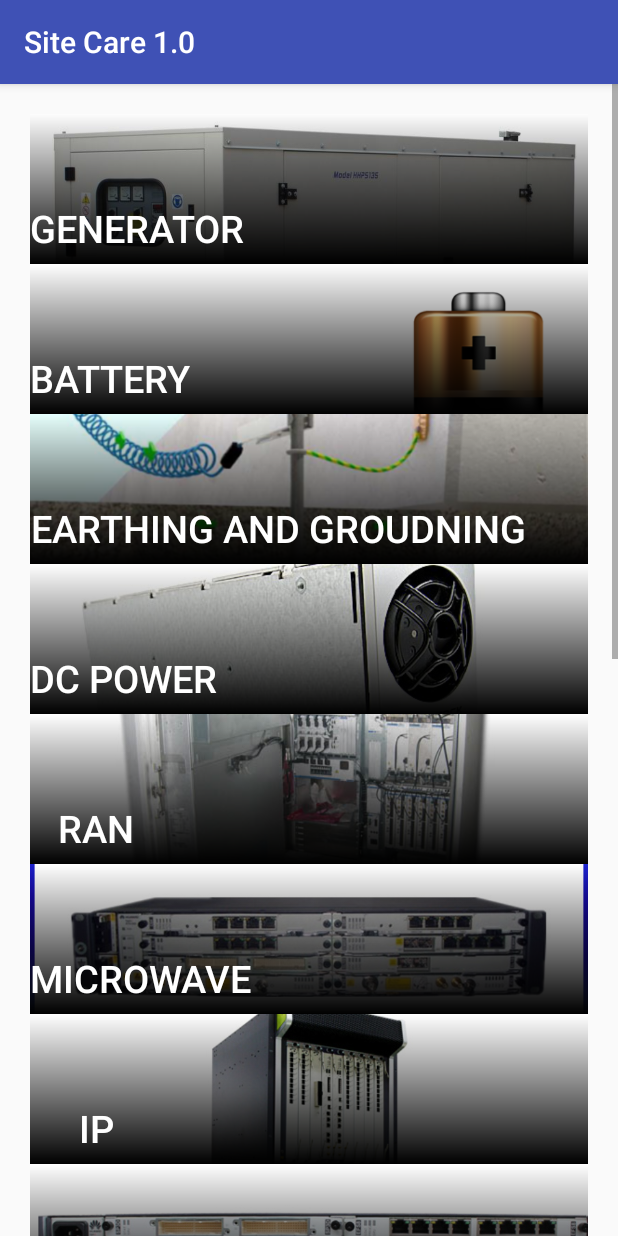
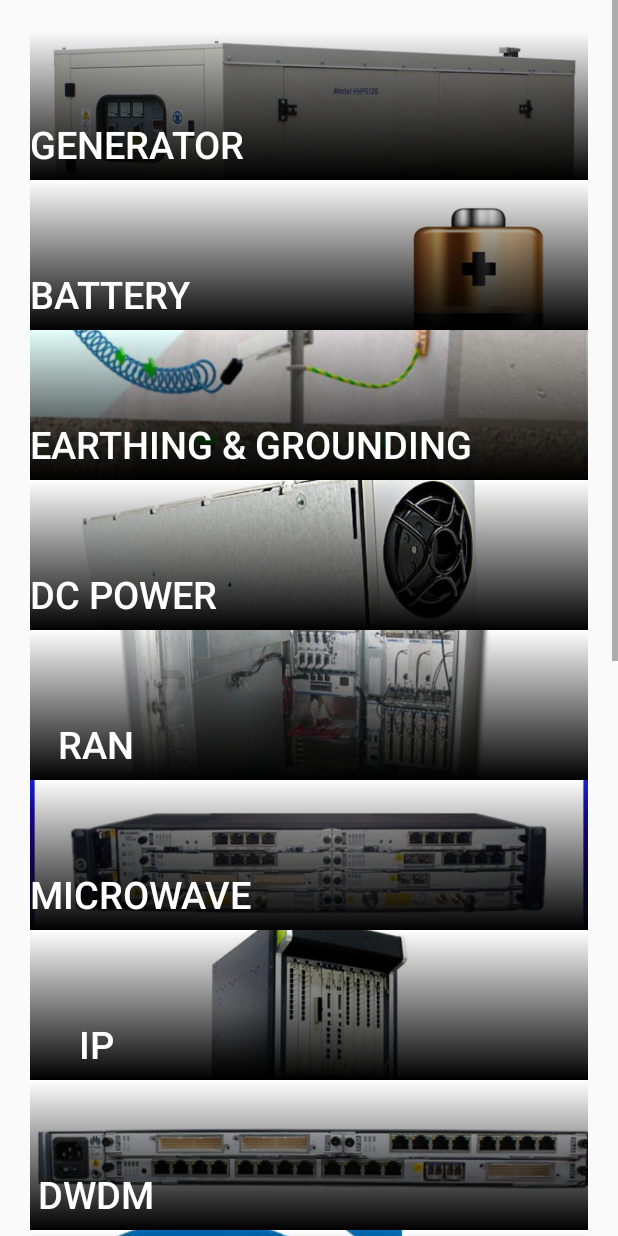
Before and after one commit to blastering66/RCS-SCC, an Android app: the MainActivity_Button screen opened directly, with no data from a screen before it, on a phone screen of 412 x 824 dp. Run offline under Robolectric (Android 15) with nearby library versions, the phone set to English and light mode, and no system bars.

Commit message:
ubah menuutama 2

```diff
--- a/app/src/main/java/id/ols/sitecare/MainActivity_Button.java
+++ b/app/src/main/java/id/ols/sitecare/MainActivity_Button.java
@@ -11,7 +11,7 @@ import android.widget.Toast;
  * Created by macbook on 4/3/16.
  */
 public class MainActivity_Button extends AppCompatActivity implements View.OnClickListener {
-    Button btn_generator, btn_battery, btn_earthing, btn_dc_power, btn_ran, btn_microwave, btn_ip,
+    View btn_generator, btn_battery, btn_earthing, btn_dc_power, btn_ran, btn_microwave, btn_ip,
             btn_dwdm, btn_superwifi, btn_mpls, btn_vsat, btn_midi, btn_gpon, btn_coolingcabinet, btn_additional;
 
     @Override
@@ -19,21 +19,23 @@ public class MainActivity_Button extends AppCompatActivity implements View.OnCli
         super.onCreate(savedInstanceState);
         setContentView(R.layout.activity_menuutama);
 
-        btn_generator = (Button) findViewById(R.id.btn_generator);
-        btn_battery = (Button) findViewById(R.id.btn_battery);
-        btn_earthing = (Button) findViewById(R.id.btn_earthing);
-        btn_dc_power = (Button) findViewById(R.id.btn_dc_power);
-        btn_ran = (Button) findViewById(R.id.btn_ran);
-        btn_microwave = (Button) findViewById(R.id.btn_microwave);
-        btn_ip = (Button) findViewById(R.id.btn_ip);
-        btn_dwdm = (Button) findViewById(R.id.btn_dwdm);
-        btn_superwifi = (Button) findViewById(R.id.btn_superwifi);
-        btn_mpls = (Button) findViewById(R.id.btn_mpls);
-        btn_vsat = (Button) findViewById(R.id.btn_vsat);
-        btn_midi = (Button) findViewById(R.id.btn_midi);
-        btn_gpon = (Button) findViewById(R.id.btn_gpon);
-        btn_coolingcabinet = (Button) findViewById(R.id.btn_coolingcabinet);
-        btn_additional = (Button) findViewById(R.id.btn_additional);
+        getSupportActionBar().hide();
+
+        btn_generator = (View) findViewById(R.id.btn_generator);
+        btn_battery = (View) findViewById(R.id.btn_battery);
+        btn_earthing = (View) findViewById(R.id.btn_earthing);
+        btn_dc_power = (View) findViewById(R.id.btn_dc_power);
+        btn_ran = (View) findViewById(R.id.btn_ran);
+        btn_microwave = (View) findViewById(R.id.btn_microwave);
+        btn_ip = (View) findViewById(R.id.btn_ip);
+        btn_dwdm = (View) findViewById(R.id.btn_dwdm);
+        btn_superwifi = (View) findViewById(R.id.btn_superwifi);
+        btn_mpls = (View) findViewById(R.id.btn_mpls);
+        btn_vsat = (View) findViewById(R.id.btn_vsat);
+        btn_midi = (View) findViewById(R.id.btn_midi);
+        btn_gpon = (View) findViewById(R.id.btn_gpon);
+        btn_coolingcabinet = (View) findViewById(R.id.btn_coolingcabinet);
+        btn_additional = (View) findViewById(R.id.btn_additional);
 
         btn_generator.setOnClickListener(this);
         btn_battery.setOnClickListener(this);
--- a/app/src/main/res/layout/activity_menuutama.xml
+++ b/app/src/main/res/layout/activity_menuutama.xml
@@ -10,6 +10,7 @@
         android:layout_height="wrap_content">
 
         <RelativeLayout
+            android:id="@+id/btn_generator"
             android:layout_height="100dp"
             android:layout_width="match_parent">
 
@@ -27,7 +28,7 @@
             <Button
                 android:layout_alignParentBottom="true"
                 android:layout_alignParentLeft="true"
-                android:id="@+id/btn_generator"
+
                 android:text="Generator"
                 android:textSize="@dimen/big"
                 android:textColor="@color/color_text_light"
@@ -37,6 +38,7 @@
         </RelativeLayout>
 
         <RelativeLayout
+            android:id="@+id/btn_battery"
             android:layout_height="100dp"
             android:layout_width="match_parent">
 
@@ -54,7 +56,7 @@
             <Button
                 android:layout_alignParentBottom="true"
                 android:layout_alignParentLeft="true"
-                android:id="@+id/btn_battery"
+
                 android:text="Battery"
                 android:textSize="@dimen/big"
                 android:textColor="@color/color_text_light"
@@ -65,6 +67,7 @@
 
 
         <RelativeLayout
+            android:id="@+id/btn_earthing"
             android:layout_height="100dp"
             android:layout_width="match_parent">
 
@@ -82,8 +85,8 @@
             <Button
                 android:layout_alignParentBottom="true"
                 android:layout_alignParentLeft="true"
-                android:id="@+id/btn_earthing"
-                android:text="Earthing and Groudning"
+
+                android:text="@string/label_earthing"
                 android:textSize="@dimen/big"
                 android:textColor="@color/color_text_light"
                 android:background="@android:color/transparent"
@@ -93,6 +96,7 @@
 
 
         <RelativeLayout
+            android:id="@+id/btn_dc_power"
             android:layout_height="100dp"
             android:layout_width="match_parent">
 
@@ -110,7 +114,7 @@
             <Button
                 android:layout_alignParentBottom="true"
                 android:layout_alignParentLeft="true"
-                android:id="@+id/btn_dc_power"
+
                 android:text="DC Power"
                 android:textSize="@dimen/big"
                 android:textColor="@color/color_text_light"
@@ -121,6 +125,7 @@
 
 
         <RelativeLayout
+            android:id="@+id/btn_ran"
             android:layout_height="100dp"
             android:layout_width="match_parent">
 
@@ -138,7 +143,7 @@
             <Button
                 android:layout_alignParentBottom="true"
                 android:layout_alignParentLeft="true"
-                android:id="@+id/btn_ran"
+
                 android:text="RAN"
                 android:textSize="@dimen/big"
                 android:textColor="@color/color_text_light"
@@ -149,6 +154,7 @@
 
 
         <RelativeLayout
+            android:id="@+id/btn_microwave"
             android:layout_height="100dp"
             android:layout_width="match_parent">
 
@@ -166,7 +172,7 @@
             <Button
                 android:layout_alignParentBottom="true"
                 android:layout_alignParentLeft="true"
-                android:id="@+id/btn_microwave"
+
                 android:text="Microwave"
                 android:textSize="@dimen/big"
                 android:textColor="@color/color_text_light"
@@ -177,6 +183,7 @@
 
 
         <RelativeLayout
+            android:id="@+id/btn_ip"
             android:layout_height="100dp"
             android:layout_width="match_parent">
 
@@ -194,7 +201,7 @@
             <Button
                 android:layout_alignParentBottom="true"
                 android:layout_alignParentLeft="true"
-                android:id="@+id/btn_ip"
+
                 android:text="IP"
                 android:textSize="@dimen/big"
                 android:textColor="@color/color_text_light"
@@ -205,6 +212,7 @@
 
 
         <RelativeLayout
+            android:id="@+id/btn_dwdm"
             android:layout_height="100dp"
             android:layout_width="match_parent">
 
@@ -222,7 +230,7 @@
             <Button
                 android:layout_alignParentBottom="true"
                 android:layout_alignParentLeft="true"
-                android:id="@+id/btn_dwdm"
+
                 android:text="DWDM"
                 android:textSize="@dimen/big"
                 android:textColor="@color/color_text_light"
@@ -232,6 +240,7 @@
         </RelativeLayout>
 
         <RelativeLayout
+            android:id="@+id/btn_superwifi"
             android:layout_height="100dp"
             android:layout_width="match_parent">
 
@@ -249,7 +258,7 @@
             <Button
                 android:layout_alignParentBottom="true"
                 android:layout_alignParentLeft="true"
-                android:id="@+id/btn_superwifi"
+
                 android:text="SuperWifi"
                 android:textSize="@dimen/big"
                 android:textColor="@color/color_text_light"
@@ -259,6 +268,7 @@
         </RelativeLayout>
 
         <RelativeLayout
+            android:id="@+id/btn_mpls"
             android:layout_height="100dp"
             android:layout_width="match_parent">
 
@@ -276,7 +286,7 @@
             <Button
                 android:layout_alignParentBottom="true"
                 android:layout_alignParentLeft="true"
-                android:id="@+id/btn_mpls"
+
                 android:text="MPLS"
                 android:textSize="@dimen/big"
                 android:textColor="@color/color_text_light"
@@ -287,6 +297,7 @@
 
 
         <RelativeLayout
+            android:id="@+id/btn_vsat"
             android:layout_height="100dp"
             android:layout_width="match_parent">
 
@@ -304,7 +315,7 @@
             <Button
                 android:layout_alignParentBottom="true"
                 android:layout_alignParentLeft="true"
-                android:id="@+id/btn_vsat"
+
                 android:text="VSAT"
                 android:textSize="@dimen/big"
                 android:textColor="@color/color_text_light"
@@ -315,6 +326,7 @@
 
 
         <RelativeLayout
+            android:id="@+id/btn_midi"
             android:layout_height="100dp"
             android:layout_width="match_parent">
 
@@ -332,7 +344,7 @@
             <Button
                 android:layout_alignParentBottom="true"
                 android:layout_alignParentLeft="true"
-                android:id="@+id/btn_midi"
+
                 android:text="MIDI"
                 android:textSize="@dimen/big"
                 android:textColor="@color/color_text_light"
@@ -343,6 +355,7 @@
 
 
         <RelativeLayout
+            android:id="@+id/btn_gpon"
             android:layout_height="100dp"
             android:layout_width="match_parent">
 
@@ -360,7 +373,7 @@
             <Button
                 android:layout_alignParentBottom="true"
                 android:layout_alignParentLeft="true"
-                android:id="@+id/btn_gpon"
+
                 android:text="GPON"
                 android:textSize="@dimen/big"
                 android:textColor="@color/color_text_light"
@@ -371,6 +384,7 @@
 
 
         <RelativeLayout
+            android:id="@+id/btn_coolingcabinet"
             android:layout_height="100dp"
             android:layout_width="match_parent">
 
@@ -388,8 +402,8 @@
             <Button
                 android:layout_alignParentBottom="true"
                 android:layout_alignParentLeft="true"
-                android:id="@+id/btn_coolingcabinet"
-                android:text="Coolong Cabinet"
+
+                android:text="Cooling Cabinet"
                 android:textSize="@dimen/big"
                 android:textColor="@color/color_text_light"
                 android:background="@android:color/transparent"
@@ -398,6 +412,7 @@
         </RelativeLayout>
 
         <RelativeLayout
+            android:id="@+id/btn_additional"
             android:layout_height="100dp"
             android:layout_width="match_parent">
 
@@ -415,7 +430,7 @@
             <Button
                 android:layout_alignParentBottom="true"
                 android:layout_alignParentLeft="true"
-                android:id="@+id/btn_additional"
+
                 android:text="Additional Loads"
                 android:textSize="@dimen/big"
                 android:textColor="@color/color_text_light"
--- a/app/src/main/res/layout/activity_splashscreen.xml
+++ b/app/src/main/res/layout/activity_splashscreen.xml
@@ -5,9 +5,11 @@
     android:layout_height="match_parent"
     android:background="@color/colorBgDark">
 
-    <ImageView
-        android:src="@drawable/ic_launcher"
-        android:layout_width="350dp"
-        android:layout_height="150dp"
+    <TextView
+        android:text="SITE CARE"
+        android:textSize="@dimen/gigantic"
+        android:textColor="@color/color_text_light"
+        android:layout_width="wrap_content"
+        android:layout_height="wrap_content"
         android:layout_centerInParent="true" />
 </RelativeLayout>
--- a/app/src/main/res/values/strings.xml
+++ b/app/src/main/res/values/strings.xml
@@ -1,5 +1,7 @@
 <resources>
     <string name="app_name">Site Care 1.0</string>
+
+    <string name="label_earthing">Earthing &amp; Grounding</string>
 
     <string-array name="regions">
         <item>CWJ</item>
```
